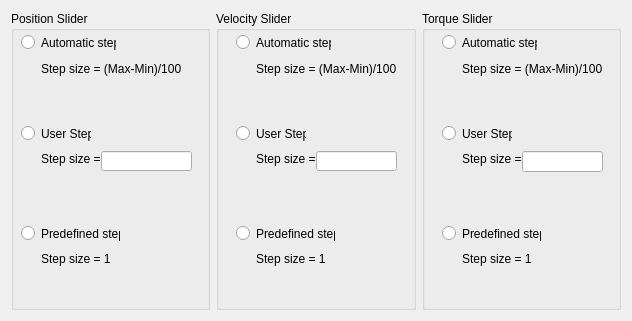
robotology/yarp, file src/yarpmotorgui-qt/sliderOptions.ui: the form before one commit.
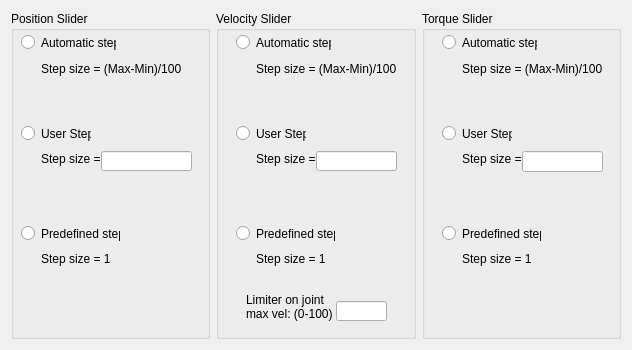
The form after the commit.

Commit message: added an extra limiter to velocity slider, to avoid to accidentaly send very high speed trajectories from the gui

What changed in the file:
```diff
--- a/src/yarpmotorgui-qt/sliderOptions.ui
+++ b/src/yarpmotorgui-qt/sliderOptions.ui
@@ -7,7 +7,7 @@
     <x>0</x>
     <y>0</y>
     <width>632</width>
-    <height>321</height>
+    <height>350</height>
    </rect>
   </property>
   <property name="windowTitle">
@@ -202,6 +202,30 @@
        </rect>
       </property>
      </widget>
+     <widget class="QLineEdit" name="vel_limiter">
+      <property name="geometry">
+       <rect>
+        <x>120</x>
+        <y>290</y>
+        <width>51</width>
+        <height>20</height>
+       </rect>
+      </property>
+     </widget>
+     <widget class="QLabel" name="label_10">
+      <property name="geometry">
+       <rect>
+        <x>30</x>
+        <y>280</y>
+        <width>101</width>
+        <height>31</height>
+       </rect>
+      </property>
+      <property name="text">
+       <string>Limiter on joint 
+max vel: (0-100)</string>
+      </property>
+     </widget>
     </widget>
    </item>
    <item>
```
The commit also changes 6 other files.
